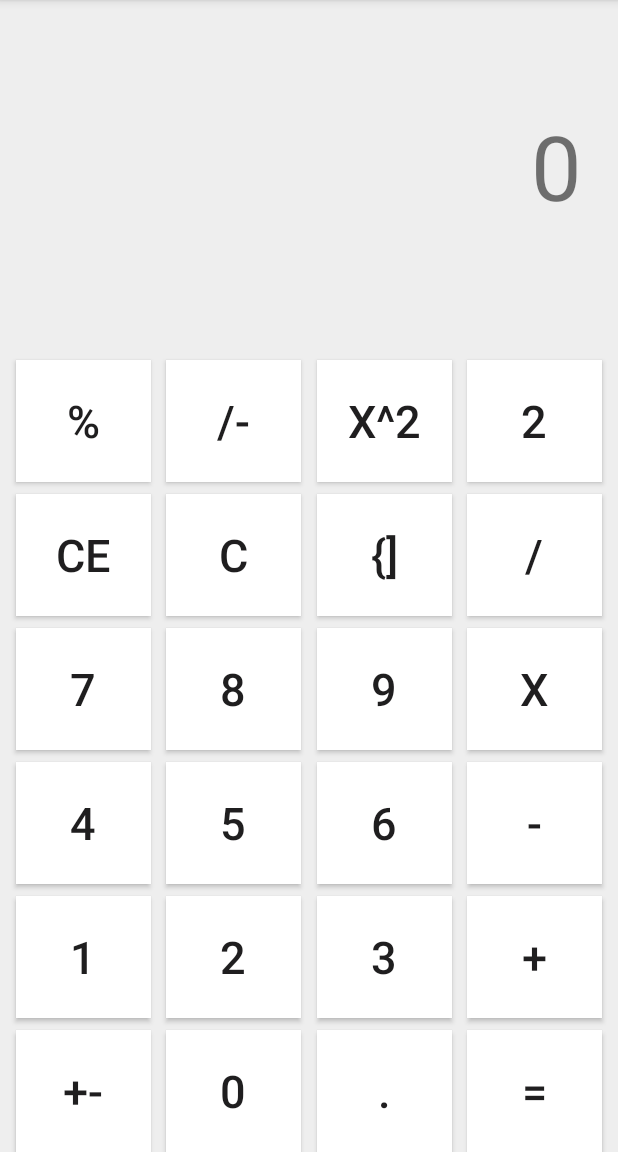
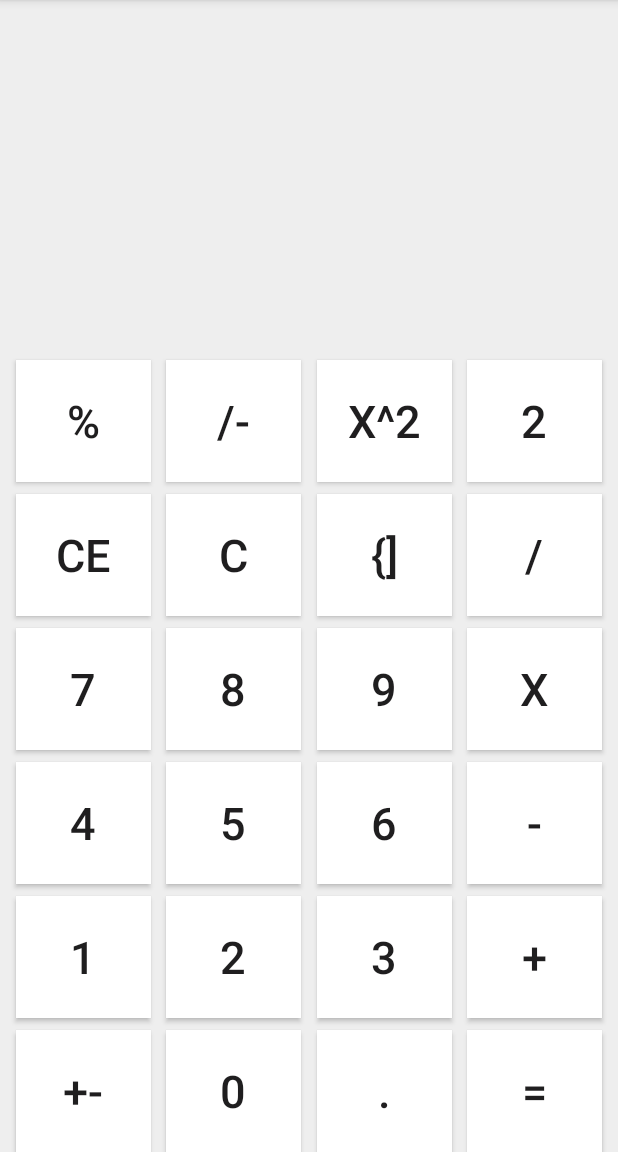
Before and after one commit to ToxicKimchi/AndroidStudio_Calculator, an Android app: the screen it shows after launch (MainActivity), on a phone screen of 412 x 824 dp, the part 84-1236 px from its top. Run offline under Robolectric (Android 15) with nearby library versions, the phone set to English and light mode, and no system bars.

Commit message:
Fixed incorrect string value.

```diff
--- a/app/src/main/java/com/example/calculator/Calculator.java
+++ b/app/src/main/java/com/example/calculator/Calculator.java
@@ -13,9 +13,7 @@ public class Calculator {
         if (input.equals(".") && !stagingArea.contains(".")) {
             stagingArea += input;
 
-        }
-
-        else if (input.equals("_") && stagingArea.length() > 0) {
+        } else if (input.equals("-") && stagingArea.length() > 0) {
             if (stagingArea.charAt(0) == '-') {
                 stagingArea = stagingArea.substring(1);
             }
--- a/app/src/main/res/layout/activity_main.xml
+++ b/app/src/main/res/layout/activity_main.xml
@@ -437,7 +437,6 @@
         android:layout_marginTop="70dp"
         android:layout_marginEnd="24dp"
         android:layout_marginRight="24dp"
-        android:text="0"
         android:textSize="60sp"
         app:layout_constraintEnd_toEndOf="parent"
         app:layout_constraintTop_toTopOf="parent" />
```
